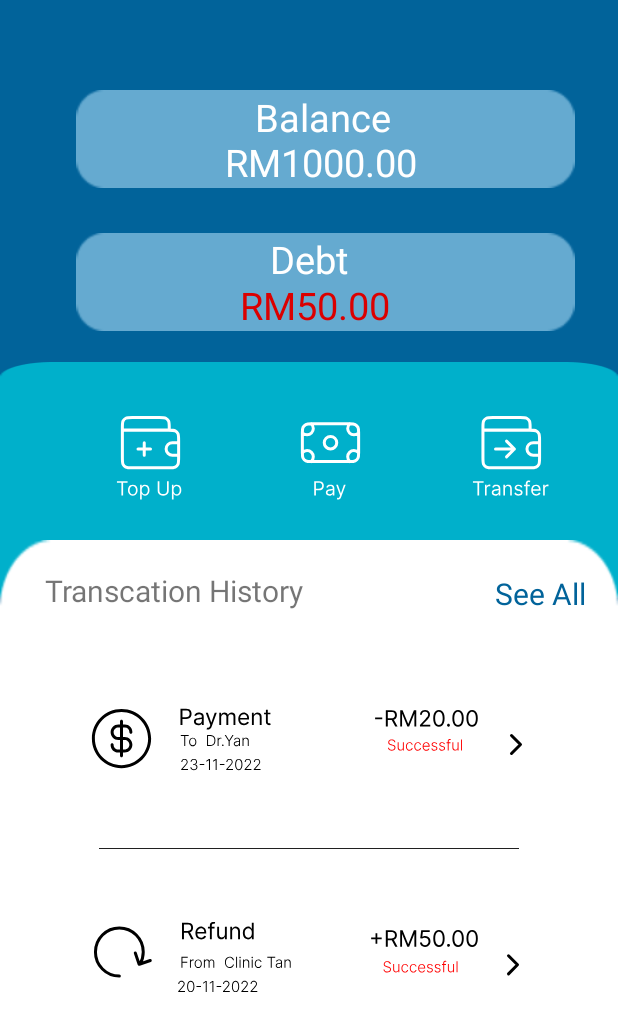
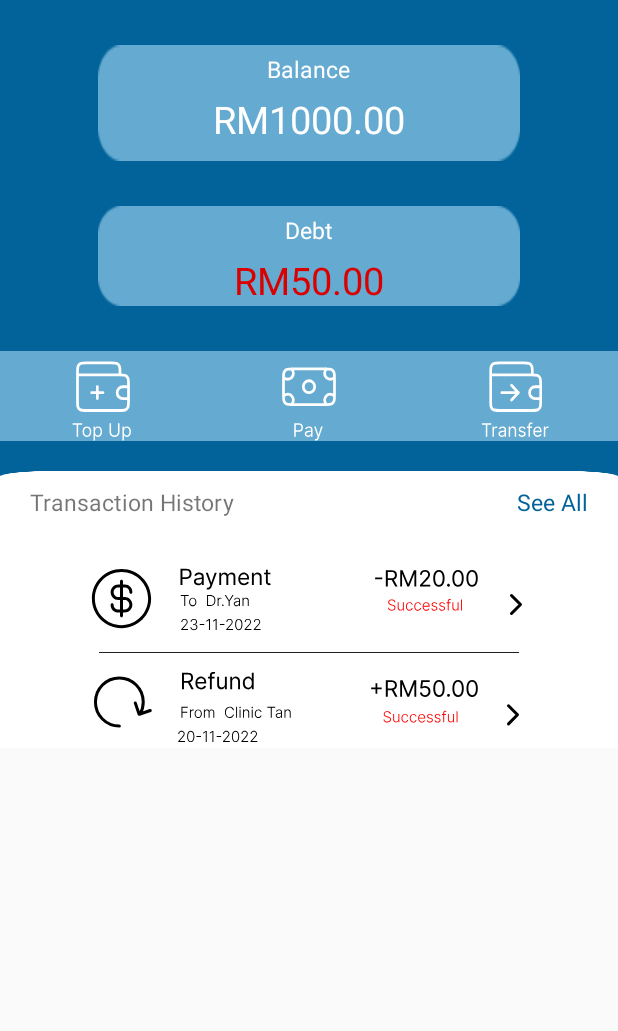
Before and after one commit to Eric020615/care2U, an Android app: the fragment EWalletFragment shown on its own in the app's theme, on a phone screen of 412 x 824 dp. Shown: the top 1031 px of the screen. Run offline under Robolectric (Android 15) with nearby library versions, the phone set to English and light mode, and no system bars.

Commit message:
fragment change

```diff
--- a/app/src/main/res/drawable/pay_icon.xml
+++ b/app/src/main/res/drawable/pay_icon.xml
@@ -1,6 +1,6 @@
 <vector xmlns:android="http://schemas.android.com/apk/res/android"
-    android:width="50dp"
-    android:height="63dp"
+    android:width="45dp"
+    android:height="60dp"
     android:viewportWidth="50"
     android:viewportHeight="63">
   <path
--- a/app/src/main/res/drawable/top_up_icon.xml
+++ b/app/src/main/res/drawable/top_up_icon.xml
@@ -1,6 +1,6 @@
 <vector xmlns:android="http://schemas.android.com/apk/res/android"
-    android:width="50dp"
-    android:height="63dp"
+    android:width="45dp"
+    android:height="60dp"
     android:viewportWidth="50"
     android:viewportHeight="63">
   <path
--- a/app/src/main/res/drawable/transfer_icon.xml
+++ b/app/src/main/res/drawable/transfer_icon.xml
@@ -1,6 +1,6 @@
 <vector xmlns:android="http://schemas.android.com/apk/res/android"
-    android:width="51dp"
-    android:height="63dp"
+    android:width="45dp"
+    android:height="60dp"
     android:viewportWidth="51"
     android:viewportHeight="63">
   <path
--- a/app/src/main/res/layout/fragment_e_wallet.xml
+++ b/app/src/main/res/layout/fragment_e_wallet.xml
@@ -7,153 +7,169 @@
     android:layout_height="match_parent"
     tools:context=".EWalletFragment">
 
+    <ScrollView
+       android:layout_width="match_parent"
+       android:layout_height="match_parent">
 
-    <androidx.constraintlayout.widget.ConstraintLayout
+    <LinearLayout
         android:layout_width="match_parent"
         android:layout_height="match_parent"
-        android:background="@color/blue">
+        android:background="@color/blue"
+        android:orientation="vertical">
 
         <LinearLayout
-            android:layout_width="424dp"
-            android:layout_height="236dp"
+            android:id="@+id/linearLayout3"
+            android:layout_width="match_parent"
+            android:layout_height="wrap_content"
             android:orientation="vertical"
+            >
 
-            app:layout_constraintStart_toStartOf="parent"
-            app:layout_constraintTop_toTopOf="parent">
-
-            <ImageView
+            <LinearLayout
                 android:id="@+id/BalanceText"
-                android:layout_width="match_parent"
-                android:layout_height="65dp"
-                android:layout_marginLeft="10dp"
-                android:layout_marginTop="60dp"
-                android:src="@drawable/rectangle_small_lightblue" />
-
-            <ImageView
-                android:id="@+id/DebtText"
-                android:layout_width="match_parent"
-                android:layout_height="65dp"
-                android:layout_marginLeft="10dp"
+                android:layout_width="wrap_content"
+                android:layout_height="wrap_content"
+                android:layout_gravity="center_horizontal"
+                android:orientation="vertical"
                 android:layout_marginTop="30dp"
-                android:src="@drawable/rectangle_small_lightblue" />
+                android:background ="@drawable/rectangle_small_lightblue">
 
                 <TextView
                     android:id="@+id/Balance"
-                android:layout_width="95dp"
+                    android:layout_width="wrap_content"
                     android:layout_height="wrap_content"
-                android:layout_marginLeft="170dp"
-                android:layout_marginTop="-160dp"
+                    android:layout_gravity="center_horizontal"
+                    android:layout_marginTop="5dp"
                     android:text="Balance"
-                android:textSize="25dp"
                     android:textColor="@color/white"
-                />
+                    android:textSize="15sp" />
+
+                <TextView
+                    android:id="@+id/BalanceCount"
+                    android:layout_width="wrap_content"
+                    android:layout_height="45dp"
+                    android:layout_gravity="center_horizontal"
+                    android:layout_marginTop="5dp"
+                    android:text="RM1000.00"
+                    android:textColor="@color/white"
+                    android:textSize="25dp" />
+
+            </LinearLayout>
+
+
+
+            <LinearLayout
+                android:id="@+id/DebtText"
+                android:layout_width="wrap_content"
+                android:layout_height="wrap_content"
+                android:layout_gravity="center_horizontal"
+                android:layout_marginTop="30dp"
+                android:orientation="vertical"
+                android:background="@drawable/rectangle_small_lightblue" >
+
 
                 <TextView
                     android:id="@+id/Debt"
-                android:layout_width="68dp"
-                android:layout_height="45dp"
-                android:layout_marginLeft="180dp"
-                android:layout_marginTop="60dp"
+                    android:layout_width="wrap_content"
+                    android:layout_height="wrap_content"
+                    android:layout_gravity="center_horizontal"
+                    android:layout_marginTop="5dp"
                     android:text="Debt"
-                android:textSize="25dp"
-                android:textColor="@color/white"/>
-
-            <TextView
-                android:id="@+id/BalanceCount"
-                android:layout_width="158dp"
-                android:layout_height="45dp"
-                android:layout_marginLeft="150dp"
-                android:layout_marginTop="-110dp"
-                android:text="RM1000.00"
-                android:textSize="25dp"
-                android:textColor="@color/white"/>
+                    android:textColor="@color/white"
+                    android:textSize="15sp" />
 
                 <TextView
                     android:id="@+id/DebtCount"
-                android:layout_width="132dp"
-                android:layout_height="45dp"
-                android:layout_marginLeft="160dp"
-                android:layout_marginTop="50dp"
+                    android:layout_width="wrap_content"
+                    android:layout_height="wrap_content"
+                    android:layout_gravity="center_horizontal"
+                    android:layout_marginTop="5dp"
                     android:text="RM50.00"
-                android:textSize="25dp"
-                android:textColor="#DB0000"/>
-
+                    android:textColor="#DB0000"
+                    android:textSize="25dp" />
+            </LinearLayout>
         </LinearLayout>
 
         <LinearLayout
+            android:id="@+id/linearLayout"
             android:layout_width="match_parent"
-            android:layout_height="165dp"
-            android:layout_marginTop="241dp"
-            android:background="@drawable/rectangle_light_blue"
-            android:orientation="vertical"
-            app:layout_constraintTop_toTopOf="parent"
-            tools:layout_editor_absoluteX="0dp">
+            android:layout_height="wrap_content"
+            android:layout_gravity="center_horizontal"
+            android:layout_marginTop="30dp"
+            android:background="@drawable/rectangle_small_lightblue"
+            android:orientation="horizontal">
 
             <ImageButton
                 android:id="@+id/TopUp"
-                android:layout_width="100dp"
-                android:layout_height="100dp"
-                android:layout_marginLeft="50dp"
-                android:layout_marginTop="10dp"
-                android:background="#00B0CB"
+                android:layout_width="wrap_content"
+                android:layout_height="wrap_content"
+                android:layout_weight="1"
+                android:background="#65AAD0"
                 android:src="@drawable/top_up_icon"
                 tools:ignore="SpeakableTextPresentCheck" />
 
             <ImageButton
                 android:id="@+id/Pay"
+
+                android:layout_width="wrap_content"
+                android:layout_height="wrap_content"
+                android:layout_weight="1"
+                android:background="#65AAD0"
                 android:src="@drawable/pay_icon"
-                android:layout_width="100dp"
-                android:layout_height="100dp"
-                android:layout_marginLeft="170dp"
-                android:layout_marginTop="-100dp"
-                android:background="#00B0CB"
                 tools:ignore="SpeakableTextPresentCheck" />
 
             <ImageButton
                 android:id="@+id/Transfer"
-                android:layout_width="100dp"
-                android:layout_height="100dp"
-                android:layout_marginLeft="290dp"
-                android:layout_marginTop="-100dp"
-                android:background="#00B0CB"
+
+                android:layout_width="wrap_content"
+                android:layout_height="wrap_content"
+                android:layout_weight="1"
+                android:background="#65AAD0"
                 android:src="@drawable/transfer_icon"
                 tools:ignore="SpeakableTextPresentCheck,SpeakableTextPresentCheck" />
         </LinearLayout>
 
-        <LinearLayout
+        <RelativeLayout
             android:id="@+id/LinearLayout"
             android:layout_width="match_parent"
-            android:layout_height="480dp"
-            android:layout_marginTop="360dp"
-            android:background="@drawable/rectangle_white"
-            android:orientation="vertical"
-            app:layout_constraintStart_toStartOf="parent"
-            app:layout_constraintTop_toTopOf="parent">
+            android:layout_height="40dp"
+            android:background="@drawable/rectangle_white_png"
+            android:layout_marginTop="20dp">
 
             <TextView
-                android:id="@+id/Transcation"
-                android:layout_width="200dp"
+                android:id="@+id/Transaction"
+                android:layout_width="wrap_content"
                 android:layout_height="wrap_content"
-                android:textSize="20dp"
-                android:layout_marginTop="20dp"
-                android:layout_marginLeft="30dp"
-                android:text="Transcation History" />
+                android:text="Transaction History"
+                android:layout_marginTop="10dp"
+                android:layout_alignParentLeft="true"
+                android:layout_marginLeft="20dp"
+                android:textSize="15sp" />
 
 
             <TextView
                 android:id="@+id/Seeall"
                 android:layout_width="wrap_content"
                 android:layout_height="wrap_content"
-                android:layout_marginLeft="330dp"
-                android:layout_marginTop="-25dp"
+                android:layout_alignParentRight="true"
+                android:layout_marginTop="10dp"
+                android:layout_marginRight="20dp"
                 android:text="See All"
                 android:textColor="@color/blue"
-                android:textSize="20dp" />
+                android:textSize="15sp" />
+
+        </RelativeLayout>
+
+        <LinearLayout
+            android:id="@+id/LinearLayout2"
+            android:layout_width="match_parent"
+            android:layout_height="wrap_content"
+            android:background="@color/white"
+            android:orientation="vertical">
 
             <ImageButton
                 android:id="@+id/PaymentHistory"
                 android:layout_width="match_parent"
-                android:layout_height="125dp"
+                android:layout_height="wrap_content"
                 android:layout_marginTop="20dp"
                 android:background="@color/white"
                 android:src="@drawable/payment_history"
@@ -169,7 +185,7 @@
             <ImageButton
                 android:id="@+id/RefundHistory"
                 android:layout_width="match_parent"
-                android:layout_height="125dp"
+                android:layout_height="wrap_content"
                 android:layout_marginTop="10dp"
                 android:background="@color/white"
                 android:src="@drawable/refund_history"
@@ -177,5 +193,9 @@
 
         </LinearLayout>
 
-    </androidx.constraintlayout.widget.ConstraintLayout>
+
+
+        </LinearLayout>
+
+    </ScrollView>
 </FrameLayout>
```
Also changed, not shown: app/src/main/java/com/example/care2u/HomeFragment.java (+42 -13 lines), app/src/main/res/layout/fragment_chat.xml (+5 -88 lines), app/src/main/res/navigation/care2u_nav.xml (+10 -0 lines), app/src/main/res/drawable/rectangle_light_blue_png.png (renamed from app/src/main/res/drawable/rectangle_light_blue.png), app/src/main/res/drawable/rectangle_white_png.png (renamed from app/src/main/res/drawable/rectangle_white.png). Lines whose indentation alone changed are shown as unchanged.
